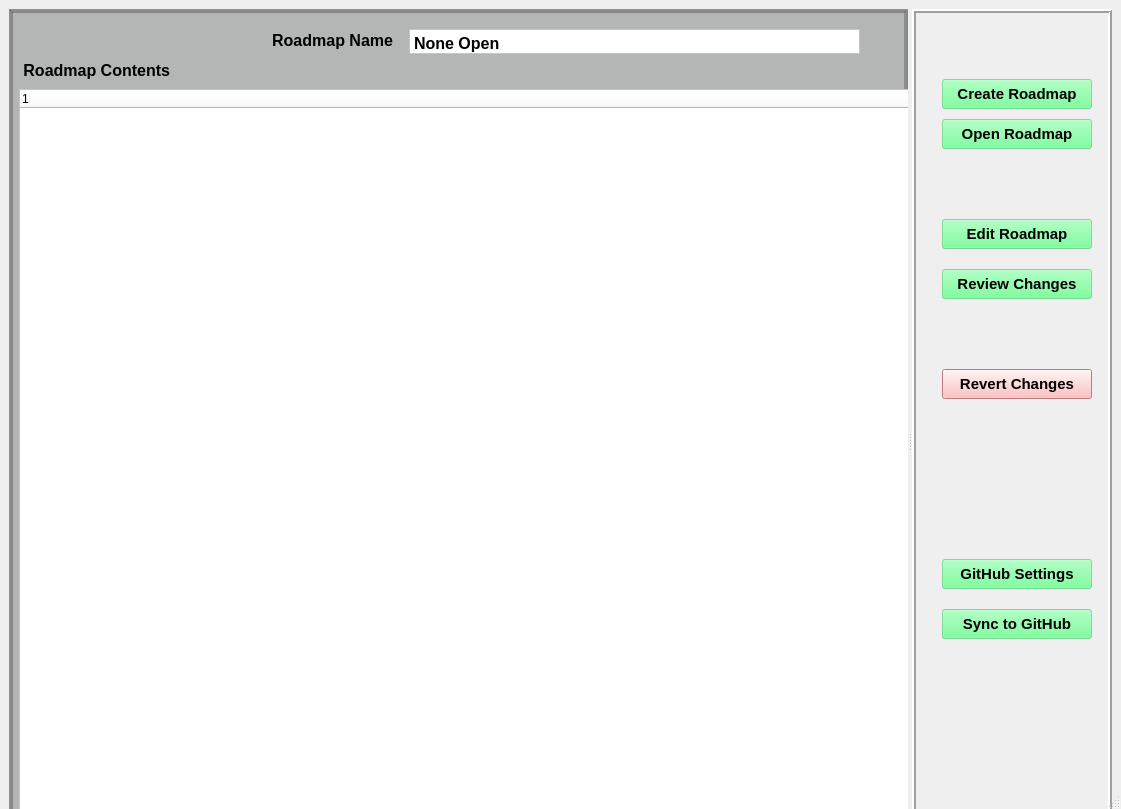
Before: the Qt Designer form gitmap/gui/user_interfaces/main_window.ui in ajr32/GitMap, drawn with Qt 5.
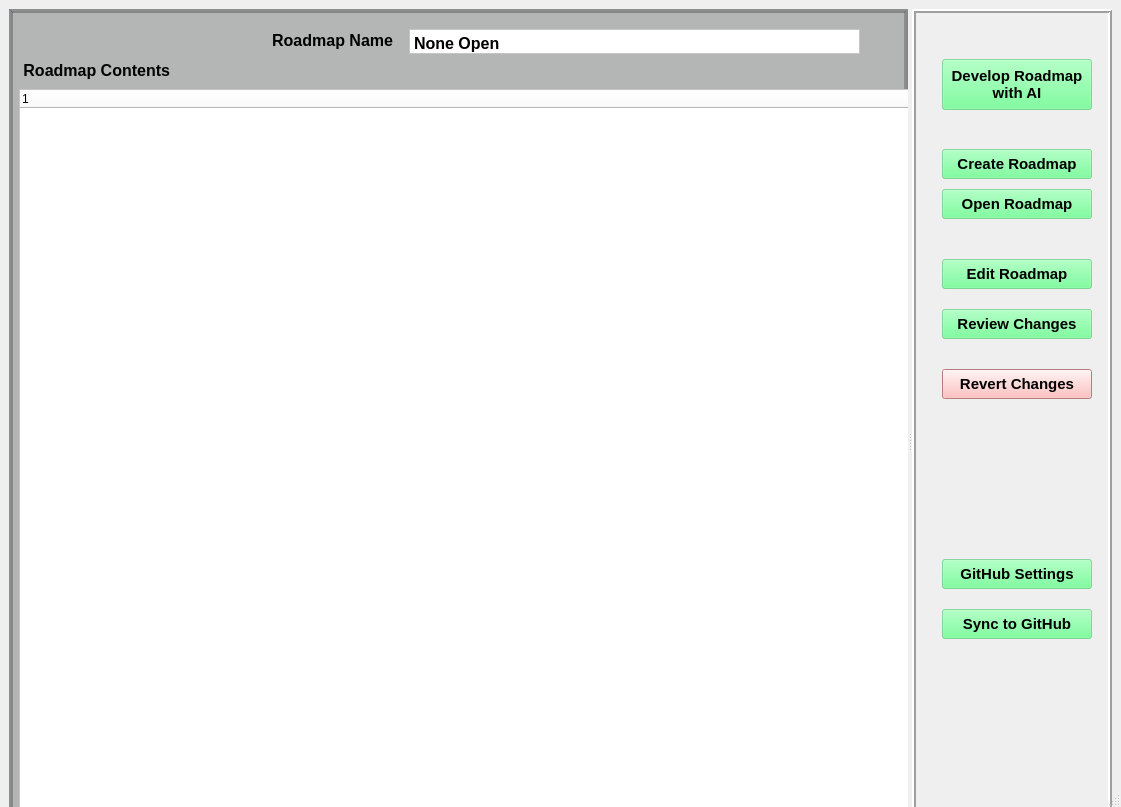
After: the same form once the commit is applied.

Diff of the .ui file:
```diff
--- a/gitmap/gui/user_interfaces/main_window.ui
+++ b/gitmap/gui/user_interfaces/main_window.ui
@@ -7,7 +7,7 @@
     <x>0</x>
     <y>0</y>
     <width>1121</width>
-    <height>809</height>
+    <height>807</height>
    </rect>
   </property>
   <property name="minimumSize">
@@ -283,7 +283,7 @@
         <property name="geometry">
          <rect>
           <x>30</x>
-          <y>110</y>
+          <y>180</y>
           <width>150</width>
           <height>30</height>
          </rect>
@@ -323,7 +323,7 @@
         <property name="geometry">
          <rect>
           <x>30</x>
-          <y>70</y>
+          <y>140</y>
           <width>150</width>
           <height>30</height>
          </rect>
@@ -363,7 +363,7 @@
         <property name="geometry">
          <rect>
           <x>30</x>
-          <y>210</y>
+          <y>250</y>
           <width>150</width>
           <height>30</height>
          </rect>
@@ -403,7 +403,7 @@
         <property name="geometry">
          <rect>
           <x>30</x>
-          <y>260</y>
+          <y>300</y>
           <width>150</width>
           <height>30</height>
          </rect>
@@ -560,6 +560,47 @@
          <string>GitHub Settings</string>
         </property>
        </widget>
+       <widget class="QPushButton" name="gpt_planner_button">
+        <property name="geometry">
+         <rect>
+          <x>30</x>
+          <y>50</y>
+          <width>150</width>
+          <height>51</height>
+         </rect>
+        </property>
+        <property name="minimumSize">
+         <size>
+          <width>91</width>
+          <height>0</height>
+         </size>
+        </property>
+        <property name="maximumSize">
+         <size>
+          <width>1600</width>
+          <height>16777215</height>
+         </size>
+        </property>
+        <property name="font">
+         <font>
+          <pointsize>11</pointsize>
+          <bold>true</bold>
+         </font>
+        </property>
+        <property name="layoutDirection">
+         <enum>Qt::LayoutDirection::LeftToRight</enum>
+        </property>
+        <property name="autoFillBackground">
+         <bool>false</bool>
+        </property>
+        <property name="styleSheet">
+         <string notr="true">background-color: rgba(89, 255, 131, 128);</string>
+        </property>
+        <property name="text">
+         <string>Develop Roadmap
+with AI</string>
+        </property>
+       </widget>
       </widget>
      </widget>
     </item>
```
